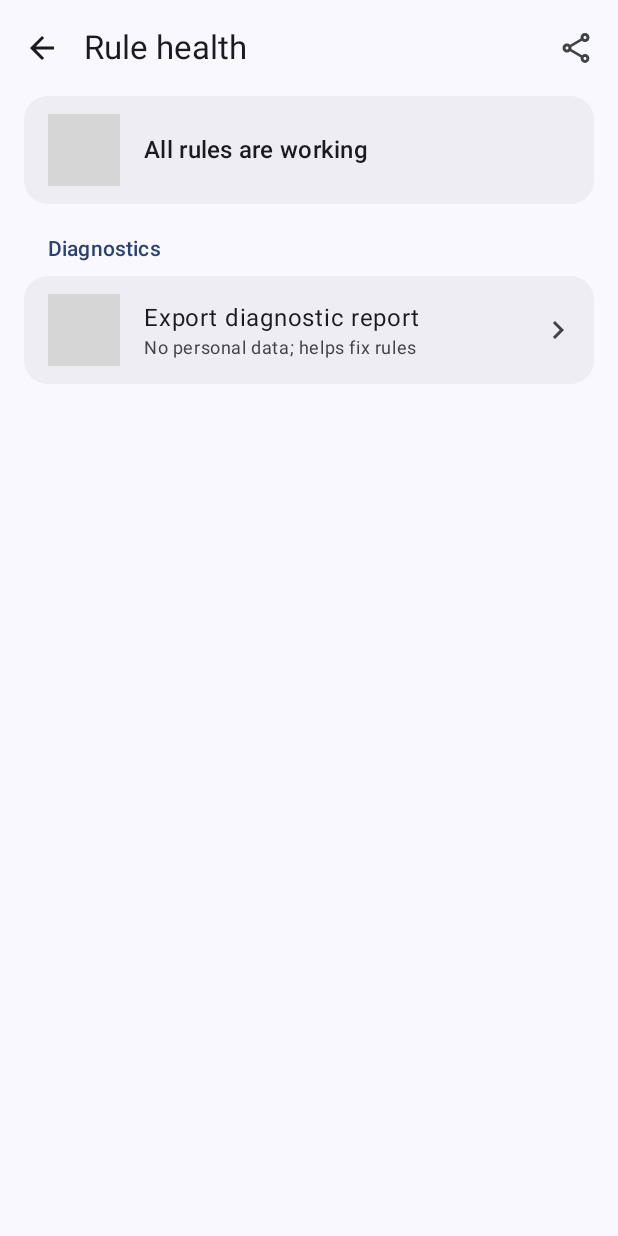
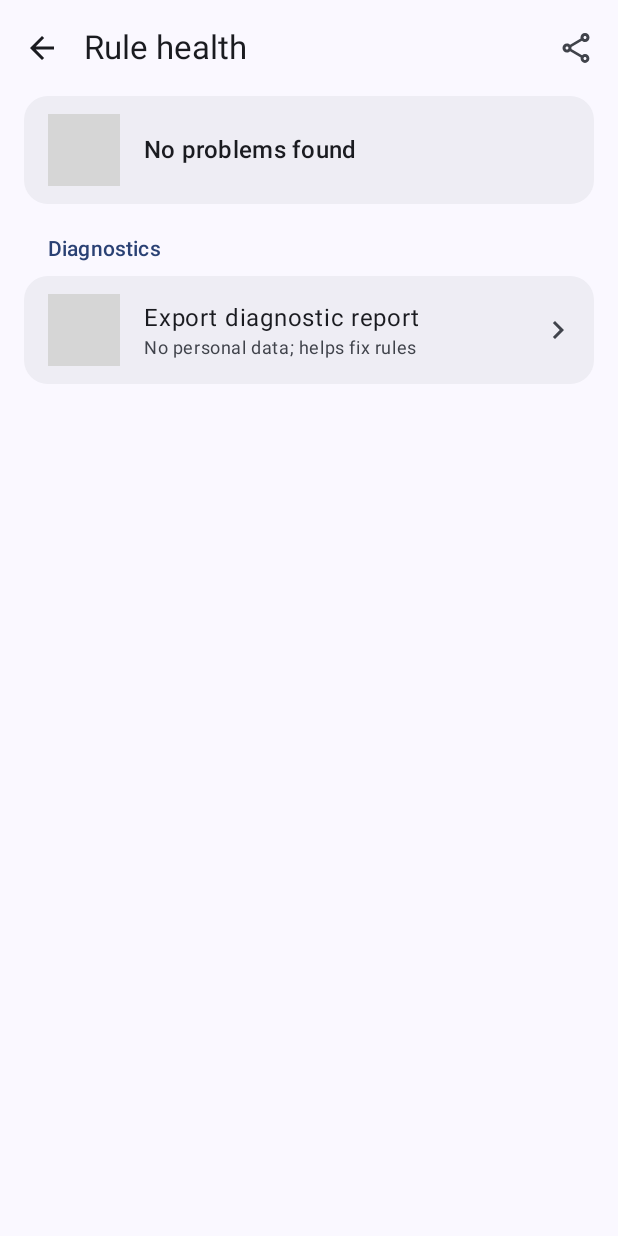
Before and after one commit to 12dora/hyper-privacy, an Android app built with Jetpack Compose: the composable HealthScreen shown on its own in the app's theme, on a phone screen of 412 x 824 dp. Run offline under Robolectric (Android 15) with nearby library versions, the phone set to English and light mode, and no system bars; libraries missing offline, so code that uses them is left out: io.github.libxposed.service; pictures from the network do not load; 13 statements that could not run were skipped; grey boxes are pictures that could not be loaded.

Commit message:
fix(ui): 健康页概要只说明问题数，应用名列表使用本地化分隔符

```diff
--- a/app/src/main/kotlin/io/github/hyperprivacy/ui/health/HealthScreen.kt
+++ b/app/src/main/kotlin/io/github/hyperprivacy/ui/health/HealthScreen.kt
@@ -80,8 +80,7 @@ internal fun HealthScreen(
     ) { inner ->
         val issues = state.rules.filter { it.attention != null }
         LazyColumn(Modifier.fillMaxSize(), contentPadding = listPadding(inner)) {
-            val okCount = state.rules.count { it.enabled } - issues.size
-            item(key = "summary") { Summary(okCount, allOk = issues.isEmpty()) }
+            item(key = "summary") { Summary(issues.size) }
             ISSUE_ORDER.forEach { health ->
                 issueSection(health, issues.filter { it.attention == health }, onOpenRule)
             }
@@ -93,17 +92,17 @@ internal fun HealthScreen(
 }
 
 @Composable
-private fun Summary(okCount: Int, allOk: Boolean) {
+private fun Summary(issueCount: Int) {
     val colors = MaterialTheme.colorScheme
     SingleCard {
-        StaticRow(
-            title = if (allOk) {
-                stringResource(R.string.health_all_ok)
-            } else {
-                pluralStringResource(R.plurals.health_ok_count, okCount, okCount)
-            },
-        ) {
-            IconBadge(AppIcons.Shield, colors.primaryContainer, colors.onPrimaryContainer)
+        if (issueCount == 0) {
+            StaticRow(stringResource(R.string.health_all_ok)) {
+                IconBadge(AppIcons.Shield, colors.primaryContainer, colors.onPrimaryContainer)
+            }
+        } else {
+            StaticRow(pluralStringResource(R.plurals.attention_rules, issueCount, issueCount)) {
+                IconBadge(AppIcons.ShieldAlert, colors.tertiaryContainer, colors.onTertiaryContainer)
+            }
         }
     }
 }
@@ -134,7 +133,7 @@ private fun LazyListScope.issueSection(health: Health, rules: List<RuleItem>, on
 private fun IssueRow(item: RuleItem, health: Health, onOpenRule: (String) -> Unit) {
     val tag = LocalLanguageTag.current
     val affected = item.apps.filter { it.health == health }.map { it.label }
-    val names = affected.take(MAX_APP_NAMES).joinToString("、")
+    val names = affected.take(MAX_APP_NAMES).joinToString(stringResource(R.string.list_separator))
     val apps = if (affected.size > MAX_APP_NAMES) {
         names + stringResource(R.string.common_separator) + pluralStringResource(
             R.plurals.meta_apps,
--- a/app/src/main/res/values/strings.xml
+++ b/app/src/main/res/values/strings.xml
@@ -125,11 +125,8 @@
     <string name="health_review_desc">The app was updated; this rule may need a check</string>
     <string name="health_idle_desc">Nothing blocked for a long time; reporting may have moved</string>
     <string name="health_title">Rule health</string>
-    <string name="health_all_ok">All rules are working</string>
-    <plurals name="health_ok_count">
-        <item quantity="one">%1$d rule working normally</item>
-        <item quantity="other">%1$d rules working normally</item>
-    </plurals>
+    <string name="health_all_ok">No problems found</string>
+    <string name="list_separator">", "</string>
     <string name="health_section_suspected">Possible new trackers</string>
     <string name="health_suspected_note">Requests seen in diagnostic mode that no rule covers yet</string>
     <string name="health_export">Export diagnostic report</string>
```
Also changed, not shown: 1 other file.
